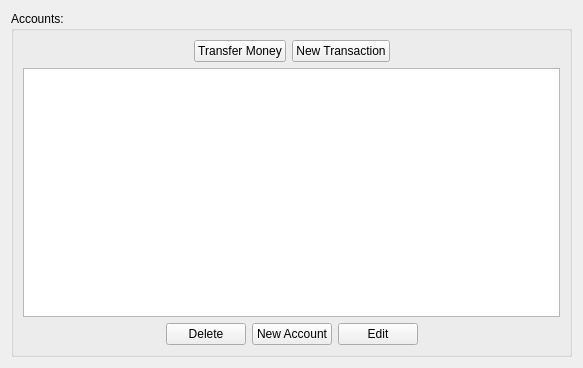
Before: the Qt Designer form source/gui/main_widgets/ManageAccounts.ui in BeenEncoded/check_book_program, drawn with Qt 5.
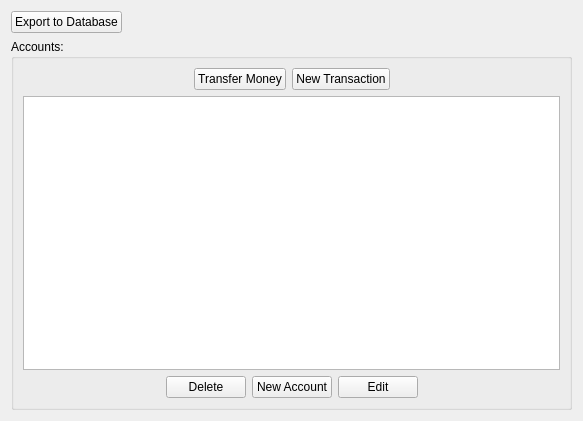
After: the same form once the commit is applied.

Commit message: Added support for exporting all account information into a sqlite database;

```diff
--- a/source/gui/main_widgets/ManageAccounts.ui
+++ b/source/gui/main_widgets/ManageAccounts.ui
@@ -7,13 +7,37 @@
     <x>0</x>
     <y>0</y>
     <width>583</width>
-    <height>368</height>
+    <height>421</height>
    </rect>
   </property>
   <property name="windowTitle">
    <string>Manage Accounts</string>
   </property>
   <layout class="QVBoxLayout" name="verticalLayout">
+   <item>
+    <layout class="QHBoxLayout" name="horizontalLayout_3">
+     <item>
+      <widget class="QPushButton" name="pushButton">
+       <property name="text">
+        <string>Export to Database</string>
+       </property>
+      </widget>
+     </item>
+     <item>
+      <spacer name="horizontalSpacer_5">
+       <property name="orientation">
+        <enum>Qt::Horizontal</enum>
+       </property>
+       <property name="sizeHint" stdset="0">
+        <size>
+         <width>40</width>
+         <height>20</height>
+        </size>
+       </property>
+      </spacer>
+     </item>
+    </layout>
+   </item>
    <item>
     <widget class="QGroupBox" name="groupBox">
      <property name="title">
```
Left out of the diff: 31 changed lines with no effect on the pictures. The commit also changes 16 other files.
